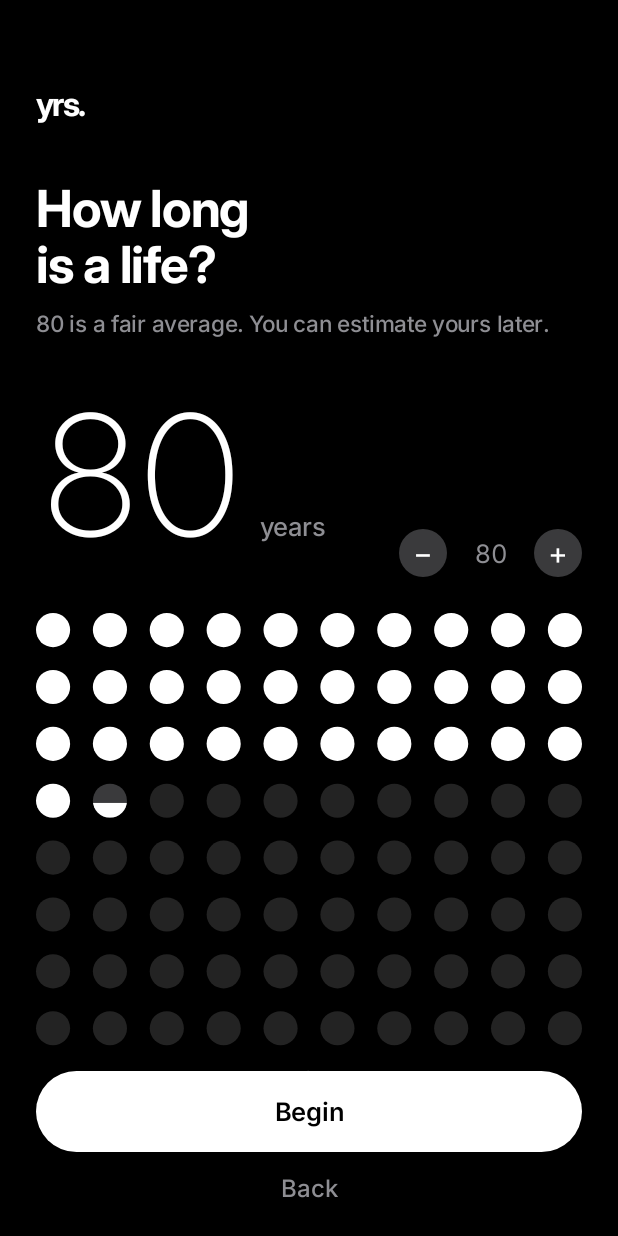
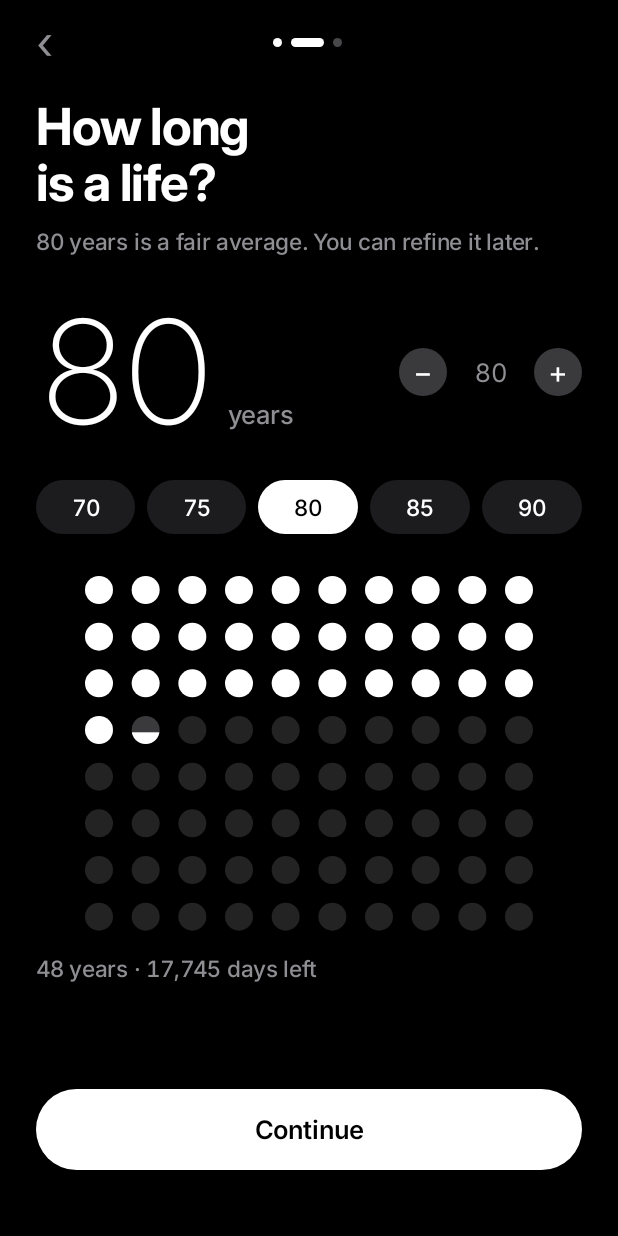
Before and after one commit to jrypzm/Nrw, an Android app built with Jetpack Compose: the screen it shows after launch (MainActivity), after a tap on "Continue", on a phone screen of 412 x 824 dp. Run offline under Robolectric (Android 15) with nearby library versions, the phone set to English and light mode, and no system bars; 1 statement that could not run was skipped; 1 other tap on this screen came first.

Commit message:
New premium onboarding (welcome, birthday, lifespan, reveal) with a pinned button; screenshot tests of every screen on CI

```diff
--- a/android/app/build.gradle.kts
+++ b/android/app/build.gradle.kts
@@ -54,3 +54,8 @@ dependencies {
     implementation("androidx.work:work-runtime-ktx:2.10.0")
     implementation("androidx.datastore:datastore-preferences:1.1.1")
 }
+
+// Screenshot tests (Paparazzi) run in their own CI job: gradle :app:recordPaparazziDebug -Pshots
+if (providers.gradleProperty("shots").isPresent) {
+    apply(plugin = "app.cash.paparazzi")
+}
--- a/android/app/src/main/java/app/years/MainActivity.kt
+++ b/android/app/src/main/java/app/years/MainActivity.kt
@@ -113,8 +113,9 @@ class MainActivity : ComponentActivity() {
     }
 }
 
-class AppState(private val ctx: Context) {
-    var s by mutableStateOf(Prefs.load(ctx))
+/** [persist] is false only in screenshot tests, where nothing is saved or scheduled. */
+class AppState(private val ctx: Context, initial: Settings? = null, private val persist: Boolean = true) {
+    var s by mutableStateOf(initial ?: Prefs.load(ctx))
         private set
     /** Bumps when something outside settings changes (a daily line, coming back to the app). */
     var tick by mutableIntStateOf(0)
@@ -122,6 +123,7 @@ class AppState(private val ctx: Context) {
 
     fun update(refresh: Boolean = true, forceLock: Boolean = false, f: (Settings) -> Settings) {
         s = f(s)
+        if (!persist) return
         Prefs.save(ctx, s)
         if (refresh) Background.refreshNow(ctx, forceLock)
     }
@@ -150,59 +152,6 @@ fun App(open: String?, consumed: () -> Unit) {
             targetState = st.s.birth == null,
             transitionSpec = { fadeIn(tween(600)) togetherWith fadeOut(tween(250)) }, label = "root",
         ) { onboarding -> if (onboarding) Onboarding(st) else Home(st, open, consumed) }
-    }
-}
-
-// ================================================================== onboarding
-
-@Composable
-fun Onboarding(st: AppState) {
-    var step by remember { mutableIntStateOf(0) }
-    var date by remember { mutableStateOf(LocalDate.of(1995, 6, 15)) }
-    var span by remember { mutableIntStateOf(80) }
-    val view = LocalView.current
-    Column(Modifier.fillMaxSize().systemBarsPadding().padding(horizontal = 24.dp)) {
-        Spacer(Modifier.height(56.dp))
-        Text("yrs.", style = T.h2.copy(fontFamily = Display, fontWeight = FontWeight.Bold, fontSize = 22.sp, letterSpacing = (-0.05).em))
-        Spacer(Modifier.height(36.dp))
-        AnimatedContent(
-            targetState = step, modifier = Modifier.weight(1f), label = "ob",
-            transitionSpec = {
-                val dir = if (targetState > initialState) 1 else -1
-                (slideInHorizontally(tween(420)) { dir * it / 5 } + fadeIn(tween(420))) togetherWith (slideOutHorizontally(tween(260)) { -dir * it / 5 } + fadeOut(tween(200)))
-            },
-        ) { s ->
-            Column(Modifier.fillMaxWidth()) {
-                if (s == 0) {
-                    Text("When were\nyou born?", style = T.h1)
-                    Text("Stays on this phone. yrs. has no internet access.", style = T.sub, modifier = Modifier.padding(top = 10.dp))
-                    Spacer(Modifier.height(48.dp))
-                    DateWheels(date, { date = it })
-                } else {
-                    Text("How long\nis a life?", style = T.h1)
-                    Text("80 is a fair average. You can estimate yours later.", style = T.sub, modifier = Modifier.padding(top = 10.dp))
-                    Spacer(Modifier.height(24.dp))
-                    Row(verticalAlignment = Alignment.Bottom) {
-                        Text("$span", style = TextStyle(fontFamily = Display, fontWeight = FontWeight.ExtraLight, fontSize = 112.sp, letterSpacing = (-0.05).em, color = C.Fg, fontFeatureSettings = "tnum"), modifier = Modifier.alignByBaseline())
-                        Text("years", style = T.sub.copy(fontSize = 17.sp), modifier = Modifier.padding(start = 10.dp).alignByBaseline())
-                        Spacer(Modifier.weight(1f))
-                        Stepper(span, { span = it }, 40..120)
-                    }
-                    Spacer(Modifier.height(24.dp))
-                    val age = Life.age(date)
-                    PreviewGrid(span, age)
-                    Text("${Life.whole(max(0.0, span - age))} years · ${Life.whole(Life.daysLeft(Settings(birth = date, span = span)).toDouble())} days left", style = T.sub, modifier = Modifier.padding(top = 14.dp))
-                }
-            }
-        }
-        PrimaryButton(if (step == 0) "Continue" else "Begin", {
-            if (step == 0) step = 1 else {
-                view.confirm()
-                st.update { it.copy(birth = date, span = span, reviewedAge = Life.age(date).toInt()) }
-            }
-        })
-        if (step == 1) QuietButton("Back", { step = 0 }) else Spacer(Modifier.height(48.dp))
-        Spacer(Modifier.height(8.dp))
     }
 }
 
--- /dev/null
+++ b/android/app/src/main/java/app/years/Onboarding.kt
@@ -0,0 +1,276 @@
+package app.years
+
+import androidx.activity.compose.BackHandler
+import androidx.compose.animation.AnimatedContent
+import androidx.compose.animation.AnimatedVisibility
+import androidx.compose.animation.animateColorAsState
+import androidx.compose.animation.core.Animatable
+import androidx.compose.animation.core.FastOutSlowInEasing
+import androidx.compose.animation.core.animateDpAsState
+import androidx.compose.animation.core.tween
+import androidx.compose.animation.fadeIn
+import androidx.compose.animation.fadeOut
+import androidx.compose.animation.slideInHorizontally
+import androidx.compose.animation.slideInVertically
+import androidx.compose.animation.slideOutHorizontally
+import androidx.compose.animation.togetherWith
+import androidx.compose.foundation.Canvas
+import androidx.compose.foundation.background
+import androidx.compose.foundation.clickable
+import androidx.compose.foundation.layout.Arrangement
+import androidx.compose.foundation.layout.Box
+import androidx.compose.foundation.layout.BoxWithConstraints
+import androidx.compose.foundation.layout.Column
+import androidx.compose.foundation.layout.Row
+import androidx.compose.foundation.layout.Spacer
+import androidx.compose.foundation.layout.fillMaxSize
+import androidx.compose.foundation.layout.fillMaxWidth
+import androidx.compose.foundation.layout.height
+import androidx.compose.foundation.layout.padding
+import androidx.compose.foundation.layout.size
+import androidx.compose.foundation.layout.systemBarsPadding
+import androidx.compose.foundation.layout.width
+import androidx.compose.foundation.rememberScrollState
+import androidx.compose.foundation.shape.CircleShape
+import androidx.compose.foundation.shape.RoundedCornerShape
+import androidx.compose.foundation.verticalScroll
+import androidx.compose.material3.Text
+import androidx.compose.runtime.Composable
+import androidx.compose.runtime.LaunchedEffect
+import androidx.compose.runtime.getValue
+import androidx.compose.runtime.mutableIntStateOf
+import androidx.compose.runtime.mutableStateOf
+import androidx.compose.runtime.remember
+import androidx.compose.runtime.setValue
+import androidx.compose.ui.Alignment
+import androidx.compose.ui.Modifier
+import androidx.compose.ui.draw.clip
+import androidx.compose.ui.geometry.Offset
+import androidx.compose.ui.geometry.Rect
+import androidx.compose.ui.geometry.Size
+import androidx.compose.ui.graphics.Color
+import androidx.compose.ui.graphics.Path
+import androidx.compose.ui.graphics.drawscope.clipPath
+import androidx.compose.ui.platform.LocalDensity
+import androidx.compose.ui.platform.LocalView
+import androidx.compose.ui.text.TextStyle
+import androidx.compose.ui.text.font.FontWeight
+import androidx.compose.ui.unit.Dp
+import androidx.compose.ui.unit.TextUnit
+import androidx.compose.ui.unit.dp
+import androidx.compose.ui.unit.em
+import androidx.compose.ui.unit.sp
+import java.time.LocalDate
+import kotlin.math.ceil
+import kotlin.math.floor
+import kotlin.math.max
+
+/**
+ * First launch, in four calm steps:
+ * welcome → birthday → lifespan → your life fills in.
+ * The content scrolls if it has to; the button is pinned to the bottom and is always visible.
+ */
+@Composable
+fun Onboarding(st: AppState, startStep: Int = 0, startDate: LocalDate = LocalDate.of(1995, 6, 15), animate: Boolean = true) {
+    var step by remember { mutableIntStateOf(startStep) }
+    var date by remember { mutableStateOf(startDate) }
+    var span by remember { mutableIntStateOf(80) }
+    val view = LocalView.current
+    BackHandler(enabled = step > 0) { step-- }
+
+    Column(Modifier.fillMaxSize().background(C.Bg).systemBarsPadding()) {
+        // top bar: progress through the three questions
+        Row(Modifier.fillMaxWidth().height(56.dp).padding(horizontal = 24.dp), verticalAlignment = Alignment.CenterVertically) {
+            if (step > 0) {
+                Text("‹", style = T.body.copy(fontSize = 30.sp, color = C.Mute), modifier = Modifier.clickable { view.tick(); step-- }.padding(end = 16.dp))
+                Spacer(Modifier.weight(1f))
+                Row(horizontalArrangement = Arrangement.spacedBy(6.dp)) {
+                    (1..3).forEach { i ->
+                        val w by animateDpAsState(if (i == step) 22.dp else 6.dp, tween(380), label = "pw")
+                        val c by animateColorAsState(if (i <= step) C.Fg else C.Faint, label = "pc")
+                        Box(Modifier.size(w, 6.dp).clip(CircleShape).background(c))
+                    }
+                }
+                Spacer(Modifier.weight(1f))
+                Spacer(Modifier.width(30.dp))
+            }
+        }
+
+        AnimatedContent(
+            targetState = step, modifier = Modifier.weight(1f).fillMaxWidth(), label = "ob",
+            transitionSpec = {
+                val dir = if (targetState > initialState) 1 else -1
+                (slideInHorizontally(tween(460)) { dir * it / 6 } + fadeIn(tween(460))) togetherWith (slideOutHorizontally(tween(280)) { -dir * it / 6 } + fadeOut(tween(220)))
+            },
+        ) { s ->
+            when (s) {
+                0 -> Welcome(animate)
+                1 -> Scrolling {
+                    Text("When were\nyou born?", style = T.h1)
+                    Text("Only you will ever see this. yrs. has no internet access.", style = T.sub, modifier = Modifier.padding(top = 10.dp))
+                    Spacer(Modifier.height(40.dp))
+                    DateWheels(date, { date = it })
+                    Spacer(Modifier.height(28.dp))
+                    val days = max(0L, Life.dayOfLife(date) - 1)
+                    Text(
+                        if (days == 0L) "Welcome to the world." else "You've been alive for ${Life.whole(days.toDouble())} days.",
+                        style = T.body.copy(color = C.Mute, fontFeatureSettings = "tnum"),
+                        modifier = Modifier.fillMaxWidth(),
+                    )
+                }
+                2 -> Scrolling {
+                    Text("How long\nis a life?", style = T.h1)
+                    Text("80 years is a fair average. You can refine it later.", style = T.sub, modifier = Modifier.padding(top = 10.dp))
+                    Spacer(Modifier.height(20.dp))
+                    Row(verticalAlignment = Alignment.CenterVertically) {
+                        Row(Modifier.weight(1f), verticalAlignment = Alignment.Bottom) {
+                            Text("$span", style = TextStyle(fontFamily = Display, fontWeight = FontWeight.ExtraLight, fontSize = 96.sp, letterSpacing = (-0.05).em, color = C.Fg, fontFeatureSettings = "tnum"), modifier = Modifier.alignByBaseline())
+                            Text("years", style = T.sub.copy(fontSize = 17.sp), modifier = Modifier.padding(start = 8.dp).alignByBaseline())
+                        }
+                        Stepper(span, { span = it }, 40..120)
+                    }
+                    Spacer(Modifier.height(14.dp))
+                    Row(horizontalArrangement = Arrangement.spacedBy(8.dp)) {
+                        listOf(70, 75, 80, 85, 90).forEach { v ->
+                            val on = v == span
+                            Box(
+                                Modifier.weight(1f).height(36.dp).clip(RoundedCornerShape(18.dp)).background(if (on) C.Fg else C.Surface).clickable { view.tick(); span = v },
+                                contentAlignment = Alignment.Center,
+                            ) { Text("$v", style = T.label.copy(color = if (on) Color.Black else C.Fg, fontFeatureSettings = "tnum")) }
+                        }
+                    }
+                    Spacer(Modifier.height(28.dp))
+                    val age = Life.age(date)
+                    Box(Modifier.fillMaxWidth(), contentAlignment = Alignment.Center) { Box(Modifier.fillMaxWidth(0.82f)) { PreviewGrid(span, age.coerceAtMost(span.toDouble())) } }
+                    Text(
+                        "${Life.whole(max(0.0, span - age))} years · ${Life.whole(Life.daysLeft(Settings(birth = date, span = span)).toDouble())} days left",
+                        style = T.sub.copy(fontFeatureSettings = "tnum"), modifier = Modifier.fillMaxWidth().padding(top = 16.dp),
+                    )
+                }
+                else -> Reveal(date, span, animate)
+            }
+        }
+
+        // pinned action
+        Column(Modifier.fillMaxWidth().padding(horizontal = 24.dp).padding(top = 12.dp, bottom = 16.dp)) {
+            PrimaryButton(
+                when (step) { 0 -> "Begin"; 3 -> "Enter yrs."; else -> "Continue" },
+                {
+                    view.tap()
+                    if (step < 3) step++ else {
+                        view.confirm()
+                        st.update { it.copy(birth = date, span = span, reviewedAge = Life.age(date).toInt()) }
+                    }
+                },
+            )
+            Text(
+                if (step == 0) "Private by design. Nothing leaves your phone." else " ",
+                style = T.small.copy(color = C.Faint), modifier = Modifier.fillMaxWidth().padding(top = 12.dp),
+                textAlign = androidx.compose.ui.text.style.TextAlign.Center,
+            )
+        }
+    }
+}
+
+@Composable
+private fun Scrolling(content: @Composable () -> Unit) {
+    Column(Modifier.fillMaxSize().verticalScroll(rememberScrollState()).padding(horizontal = 24.dp).padding(top = 8.dp, bottom = 16.dp)) { content() }
+}
+
+/** The brand: "yrs" with a period that fills to a life two-thirds lived. */
+@Composable
+fun Wordmark(size: TextUnit, fill: Float, color: Color = C.Fg, dim: Color = C.Partial) {
+    val d = with(LocalDensity.current) { (size * 0.24f).toDp() }
+    Row(verticalAlignment = Alignment.Bottom) {
+        Text("yrs", style = TextStyle(fontFamily = Display, fontWeight = FontWeight.Bold, fontSize = size, letterSpacing = (-0.065).em, color = color, lineHeight = size))
+        Canvas(Modifier.padding(start = d * 0.15f, bottom = d * 0.55f).size(d)) {
+            val r = this.size.minDimension / 2
+            val c = Offset(r, r)
+            drawCircle(dim, r, c)
+            clipPath(Path().apply { addOval(Rect(c, r)) }) {
+                drawRect(color, topLeft = Offset(0f, 2 * r * (1 - fill)), size = Size(2 * r, 2 * r * fill))
+            }
+        }
+    }
+}
+
+@Composable
+private fun Welcome(animate: Boolean) {
+    val fill = remember { Animatable(if (animate) 0f else 0.62f) }
+    var showText by remember { mutableStateOf(!animate) }
+    LaunchedEffect(Unit) {
+        if (animate) {
+            kotlinx.coroutines.delay(250)
+            fill.animateTo(0.62f, tween(1600, easing = FastOutSlowInEasing))
+            showText = true
+        }
+    }
+    Column(Modifier.fillMaxSize().padding(horizontal = 24.dp), verticalArrangement = Arrangement.Bottom) {
+        Wordmark(96.sp, fill.value)
+        Spacer(Modifier.height(28.dp))
+        AnimatedVisibility(showText, enter = fadeIn(tween(700)) + slideInVertically(tween(700)) { it / 4 }) {
+            Column {
+                Text("Your life,\nin dots.", style = T.h1)
+                Text("Every year you've lived, and every year still ahead. Seen at a glance, so you spend them well.", style = T.sub.copy(lineHeight = 22.sp), modifier = Modifier.padding(top = 12.dp))
+            }
+        }
+        Spacer(Modifier.height(24.dp))
+    }
+}
+
+/** Your years light up one by one, with a tick for each, until today. */
+@Composable
+private fun Reveal(birth: LocalDate, span: Int, animate: Boolean) {
+    val view = LocalView.current
+    val age = Life.age(birth).coerceAtMost(span.toDouble())
+    val progress = remember { Animatable(if (animate) 0f else age.toFloat()) }
+    var done by remember { mutableStateOf(!animate) }
+    var lastTick by remember { mutableIntStateOf(-1) }
+    LaunchedEffect(Unit) {
+        if (!animate) return@LaunchedEffect
+        kotlinx.coroutines.delay(350)
+        progress.animateTo(age.toFloat(), tween((900 + age * 45).toInt().coerceAtMost(3800), easing = FastOutSlowInEasing)) {
+            val y = floor(value).toInt()
+            if (y != lastTick) { lastTick = y; view.tick() }
+        }
+        done = true
+    }
+    Scrolling {
+        Text("This is\nyour life.", style = T.h1)
+        Text("Each dot is one year.", style = T.sub, modifier = Modifier.padding(top = 10.dp))
+        Spacer(Modifier.height(28.dp))
+        BoxWithConstraints(Modifier.fillMaxWidth()) {
+            val w = with(LocalDensity.current) { maxWidth.toPx() }
+            val h = Render.gridHeight(w, 10, span)
+            Canvas(Modifier.fillMaxWidth().height(with(LocalDensity.current) { h.toDp() })) {
+                val cell = size.width / (10 - 0.4f)
+                val inset = cell * 0.2f
+                val r = cell * 0.3f
+                val p = progress.value
+                val whole = floor(p).toInt()
+                for (i in 0 until span) {
+                    val c = Offset(-inset + (i % 10 + .5f) * cell, -inset + (i / 10 + .5f) * cell)
+                    when {
+                        i < whole -> drawCircle(C.Fg, r, c)
+                        i == whole && p < span -> {
+                            drawCircle(C.Partial, r, c)
+                            clipPath(Path().apply { addOval(Rect(c, r)) }) {
+                                drawRect(C.Fg, topLeft = Offset(c.x - r, c.y + r - 2 * r * (p - whole)), size = Size(2 * r, 2 * r * (p - whole)))
+                            }
+                        }
+                        else -> drawCircle(C.Empty, r, c)
+                    }
+                }
+            }
+        }
+        Spacer(Modifier.height(24.dp))
+        AnimatedVisibility(done, enter = fadeIn(tween(600)) + slideInVertically(tween(600)) { it / 3 }) {
+            Column {
+                val lived = age.toInt()
+                val left = max(0, floor(span - age).toInt())
+                Text("$lived ${if (lived == 1) "year" else "years"} lived. $left to go.", style = T.title)
+                Text("Make the next one count.", style = T.sub, modifier = Modifier.padding(top = 4.dp))
+            }
+        }
+    }
+}
--- a/android/app/src/main/java/app/years/Prefs.kt
+++ b/android/app/src/main/java/app/years/Prefs.kt
@@ -131,8 +131,8 @@ object Prefs {
 /** One line a day, keyed by ISO date. Kept apart from settings because it grows. */
 object Lines {
     private fun sp(c: Context) = c.applicationContext.getSharedPreferences("years-lines", Context.MODE_PRIVATE)
-    fun all(c: Context): Map<String, String> = sp(c).all.mapNotNull { (k, v) -> (v as? String)?.let { k to it } }.toMap()
-    fun get(c: Context, d: LocalDate): String? = sp(c).getString(d.toString(), null)
+    fun all(c: Context): Map<String, String> = runCatching { sp(c).all.mapNotNull { (k, v) -> (v as? String)?.let { k to it } }.toMap() }.getOrDefault(emptyMap())
+    fun get(c: Context, d: LocalDate): String? = runCatching { sp(c).getString(d.toString(), null) }.getOrNull()
     fun put(c: Context, d: LocalDate, text: String) {
         val e = sp(c).edit()
         if (text.isBlank()) e.remove(d.toString()) else e.putString(d.toString(), text.trim().take(140))
--- a/android/app/src/main/java/app/years/Render.kt
+++ b/android/app/src/main/java/app/years/Render.kt
@@ -100,13 +100,13 @@ object Render {
 
     // ---------------------------------------------------------------- widgets
 
-    fun widget(c: Context, kind: WidgetKind, wDp: Float, hDp: Float): Bitmap {
+    fun widget(c: Context, kind: WidgetKind, wDp: Float, hDp: Float, settings: Settings? = null): Bitmap {
         val d = min(c.resources.displayMetrics.density, 3f)
         val w = (wDp * d).roundToInt().coerceIn(48, 1500)
         val h = (hDp * d).roundToInt().coerceIn(48, 1500)
         val bmp = Bitmap.createBitmap(w, h, Bitmap.Config.ARGB_8888)
         val cv = Canvas(bmp)
-        val s = Prefs.load(c)
+        val s = settings ?: Prefs.load(c)
         val W = w.toFloat(); val H = h.toFloat()
         val p = Paint(Paint.ANTI_ALIAS_FLAG)
         val rad = min(26 * d, min(W, H) / 2.2f)
--- a/android/build.gradle.kts
+++ b/android/build.gradle.kts
@@ -2,4 +2,5 @@ plugins {
     id("com.android.application") version "8.7.3" apply false
     id("org.jetbrains.kotlin.android") version "2.1.0" apply false
     id("org.jetbrains.kotlin.plugin.compose") version "2.1.0" apply false
+    id("app.cash.paparazzi") version "1.3.5" apply false
 }
```
Also changed, not shown: android/app/src/main/java/app/years/Extra.kt (+6 -4 lines), 2 other files.
